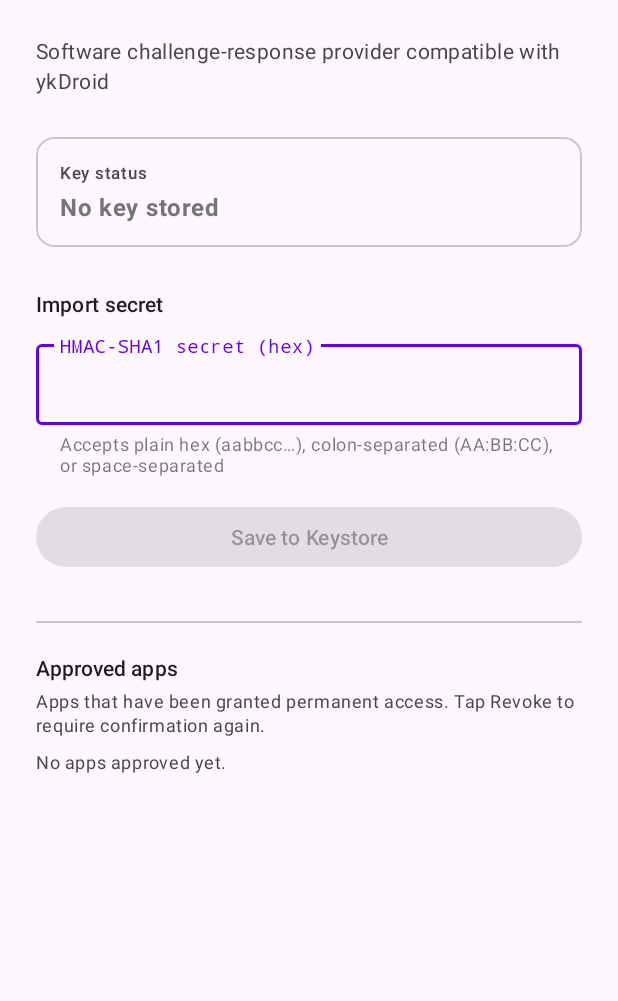
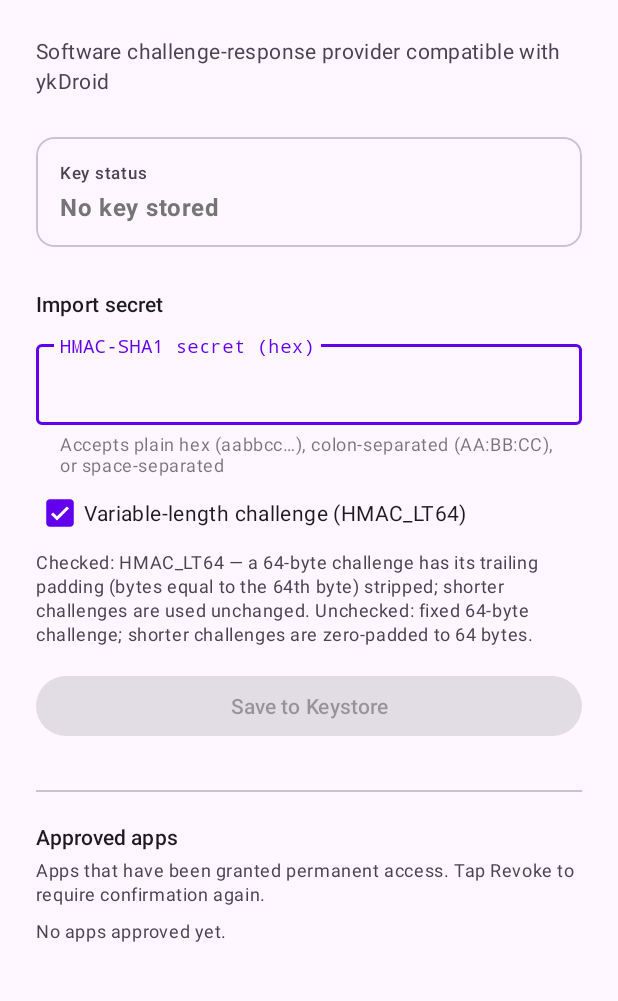
Before and after one commit to alex-corn/SoftYK, an Android app: the screen it shows after launch (MainActivity), on a phone screen of 412 x 824 dp, the part 96-1097 px from its top. Run offline under Robolectric (Android 15) with nearby library versions, the phone set to English and light mode, and no system bars.

Commit message:
Implement HMAC_LT64 and fixed 64-byte challenge modes
Match Yubikey behaviour (as seen with ykchalresp):
- Variable-length (HMAC_LT64): a 64-byte challenge has trailing bytes
  equal to its 64th byte stripped; shorter challenges are unchanged.
- Fixed 64-byte: challenges shorter than 64 bytes are zero-padded to 64.

The mode is chosen with a checkbox when importing the key and persisted
in shared preferences (default: HMAC_LT64).

Co-Authored-By: Claude Sonnet 5.5 <noreply@anthropic.com>

```diff
--- a/app/src/main/java/net/corn/softyk/ChallengeResponseActivity.kt
+++ b/app/src/main/java/net/corn/softyk/ChallengeResponseActivity.kt
@@ -96,7 +96,7 @@ class ChallengeResponseActivity : AppCompatActivity() {
 
     private fun respond(challenge: ByteArray) {
         try {
-            val response = KeystoreHelper.computeHmac(challenge)
+            val response = KeystoreHelper.computeHmac(this, challenge)
             setResult(RESULT_OK, Intent().apply { putExtra("response", response) })
         } catch (e: Exception) {
             Log.e("SoftYK", "respond failed", e);
--- a/app/src/main/java/net/corn/softyk/MainActivity.kt
+++ b/app/src/main/java/net/corn/softyk/MainActivity.kt
@@ -20,6 +20,7 @@ class MainActivity : AppCompatActivity() {
 
     private lateinit var tilHexSecret: TextInputLayout
     private lateinit var etHexSecret: TextInputEditText
+    private lateinit var cbLt64: android.widget.CheckBox
     private lateinit var tvStatus: TextView
     private lateinit var tvBackend: TextView
     private lateinit var btnSave: Button
@@ -40,6 +41,7 @@ class MainActivity : AppCompatActivity() {
 
         tilHexSecret      = findViewById(R.id.tilHexSecret)
         etHexSecret       = findViewById(R.id.etHexSecret)
+        cbLt64            = findViewById(R.id.cbLt64)
         tvStatus          = findViewById(R.id.tvStatus)
         tvBackend         = findViewById(R.id.tvBackend)
         btnSave           = findViewById(R.id.btnSave)
@@ -82,7 +84,7 @@ class MainActivity : AppCompatActivity() {
     private fun saveKey() {
         val hex = etHexSecret.text?.toString() ?: return
         try {
-            val usedStrongBox = KeystoreHelper.importSecret(hex)
+            val usedStrongBox = KeystoreHelper.importSecret(this, hex, cbLt64.isChecked)
             etHexSecret.setText("")
             tilHexSecret.error = null
             android.widget.Toast.makeText(this, "Key saved into KeyStore", android.widget.Toast.LENGTH_LONG).show()
--- a/app/src/main/res/layout/activity_main.xml
+++ b/app/src/main/res/layout/activity_main.xml
@@ -125,6 +125,20 @@
 
                 </com.google.android.material.textfield.TextInputLayout>
 
+                <CheckBox
+                    android:id="@+id/cbLt64"
+                    android:layout_width="match_parent"
+                    android:layout_height="wrap_content"
+                    android:checked="true"
+                    android:text="@string/cb_lt64" />
+
+                <TextView
+                    android:layout_width="wrap_content"
+                    android:layout_height="wrap_content"
+                    android:text="@string/cb_lt64_help"
+                    android:textAppearance="?attr/textAppearanceBodySmall"
+                    android:textColor="?attr/colorOnSurfaceVariant" />
+
                 <com.google.android.material.button.MaterialButton
                     android:id="@+id/btnSave"
                     android:layout_width="match_parent"
--- a/app/src/main/res/values/strings.xml
+++ b/app/src/main/res/values/strings.xml
@@ -11,6 +11,8 @@
     <string name="label_import">Import secret</string>
     <string name="hint_hex_secret">HMAC-SHA1 secret (hex)</string>
     <string name="helper_hex">Accepts plain hex (aabbcc…), colon-separated (AA:BB:CC), or space-separated</string>
+    <string name="cb_lt64">Variable-length challenge (HMAC_LT64)</string>
+    <string name="cb_lt64_help">Checked: HMAC_LT64 — a 64-byte challenge has its trailing padding (bytes equal to the 64th byte) stripped; shorter challenges are used unchanged. Unchecked: fixed 64-byte challenge; shorter challenges are zero-padded to 64 bytes.</string>
     <string name="btn_save">Save to Keystore</string>
 
     <string name="label_approved">Approved apps</string>
```
Also changed, not shown: app/src/main/java/net/corn/softyk/KeystoreHelper.kt (+31 -6 lines).
